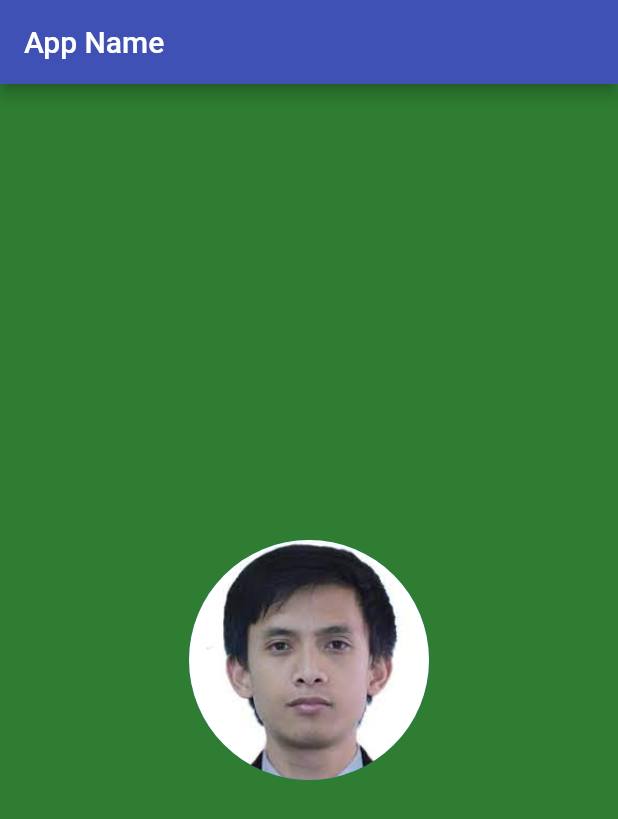
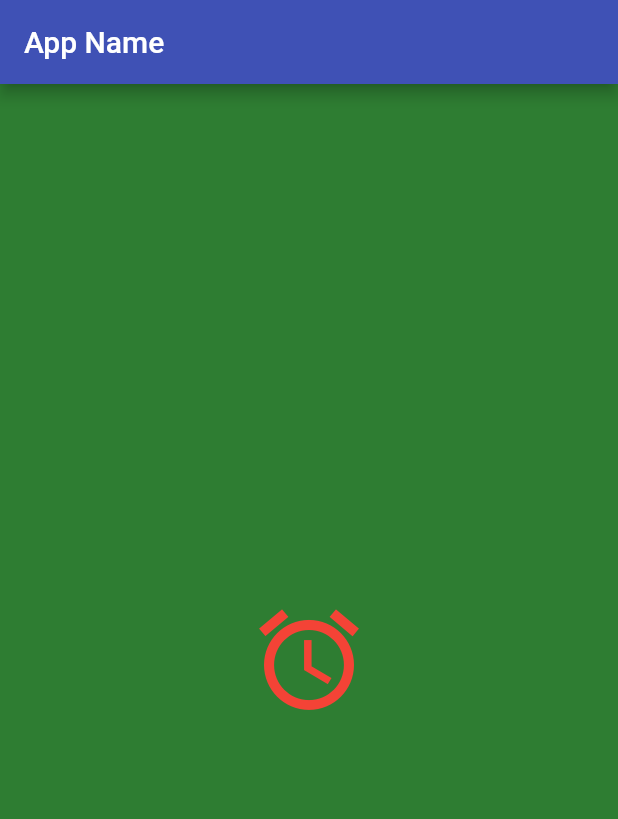
Before and after one commit to evangeldaping/Flutter-Course-for-Beginners, a Flutter app: the screen it shows after launch, on a phone screen of 412 x 824 dp. Shown: the top 819 px of the screen. Run offline on Flutter 3.47's test engine with Material 2 defaults, Android fonts, the light colour scheme and no system bars.

Commit message:
UI Basics - Icon widget

```diff
--- a/lib/main.dart
+++ b/lib/main.dart
@@ -16,11 +16,7 @@ class MyApp extends StatelessWidget {
         ),
         body: Container(
           child: Center(
-            child: CircleAvatar(
-              backgroundImage: AssetImage("images/evangel.jpg"),
-              radius: 80,
-            ),
-          ),
+              child: Icon(Icons.access_alarm, color: Colors.red, size: 80)),
         ),
       ),
     );
```
